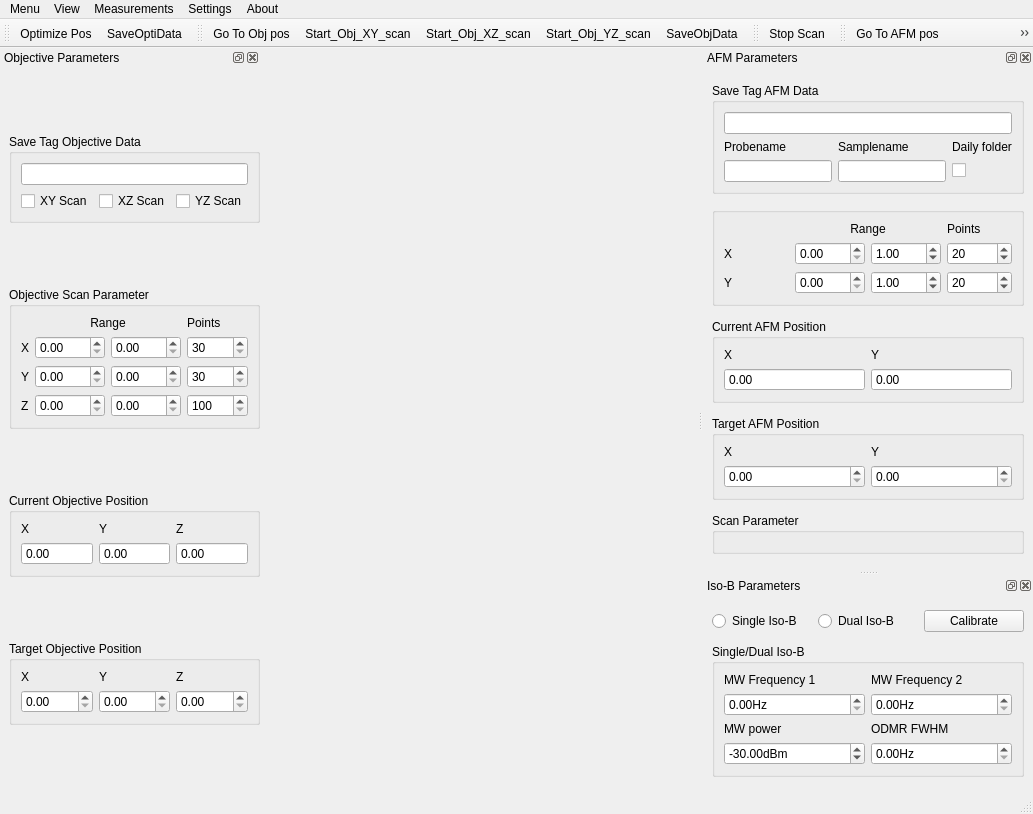
This is gui/ui_qafm_gui.ui in sriharijayaram5/qudi as Qt 5 draws it before an edit. The edited form follows.
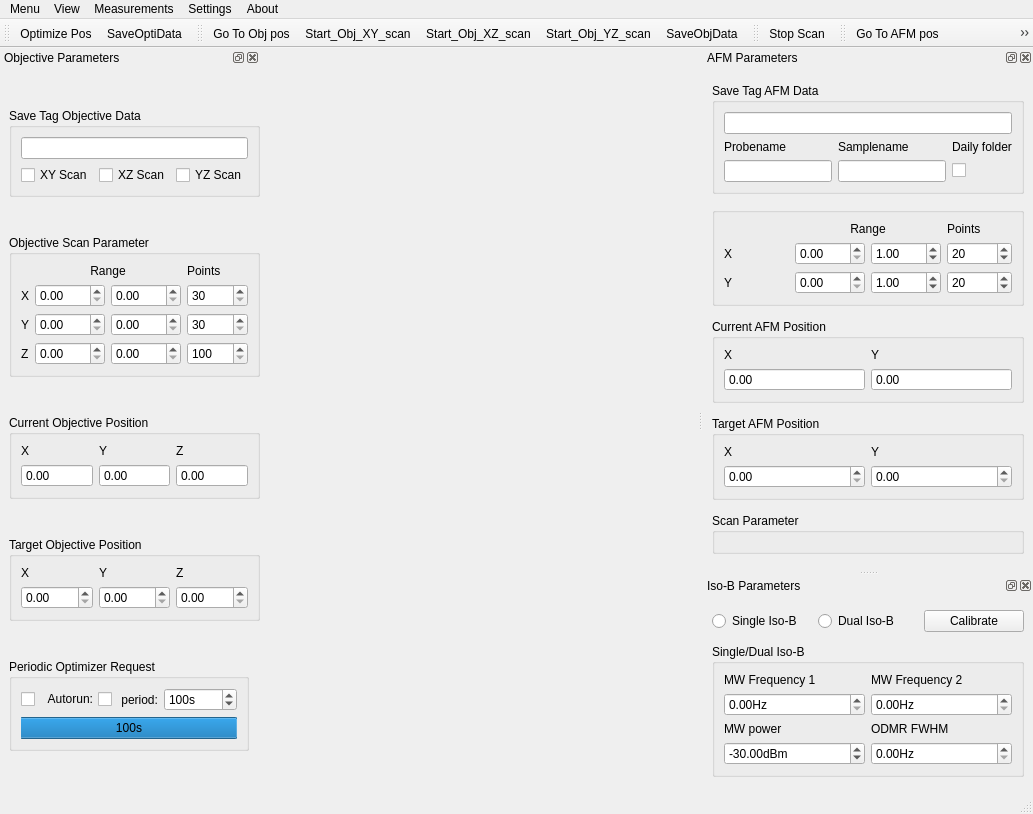
This is the edited form. Icons and pictures are not drawn. Custom widgets are drawn as their Qt base class.

Commit message: WIP: moved periodic optimizer to qafm_gui interface

What changed in the file:
```diff
--- a/gui/ui_qafm_gui.ui
+++ b/gui/ui_qafm_gui.ui
@@ -442,6 +442,95 @@
        </layout>
       </widget>
      </item>
+     <item row="7" column="0">
+      <widget class="QGroupBox" name="groupBox_periodic_optimizer">
+       <property name="sizePolicy">
+        <sizepolicy hsizetype="Preferred" vsizetype="Fixed">
+         <horstretch>0</horstretch>
+         <verstretch>0</verstretch>
+        </sizepolicy>
+       </property>
+       <property name="title">
+        <string>Periodic Optimizer Request</string>
+       </property>
+       <layout class="QGridLayout" name="gridLayout_13">
+        <item row="0" column="0">
+         <widget class="ToggleSwitch" name="optimizer_request_Toggle">
+          <property name="toolTip">
+           <string>&lt;html&gt;&lt;head/&gt;&lt;body&gt;&lt;p&gt;Start/Stop periodic optimization.&lt;/p&gt;&lt;/body&gt;&lt;/html&gt;</string>
+          </property>
+          <property name="FontSize">
+           <number>7</number>
+          </property>
+         </widget>
+        </item>
+        <item row="0" column="1">
+         <widget class="QCheckBox" name="optimizer_request_autorun_CheckBox">
+          <property name="layoutDirection">
+           <enum>Qt::RightToLeft</enum>
+          </property>
+          <property name="toolTip">
+           <string>&lt;html&gt;&lt;head/&gt;&lt;body&gt;&lt;p&gt;Automatically start and stop periodic optimizer when measurement starts or ends.&lt;/p&gt;&lt;/body&gt;&lt;/html&gt;</string>
+          </property>
+          <property name="text">
+           <string>Autorun:</string>
+          </property>
+         </widget>
+        </item>
+        <item row="0" column="2">
+         <widget class="QLabel" name="optimizer_request_period_Label">
+          <property name="toolTip">
+           <string>&lt;html&gt;&lt;head/&gt;&lt;body&gt;&lt;p&gt;Request Optimization after this time has passed.&lt;/p&gt;&lt;/body&gt;&lt;/html&gt;</string>
+          </property>
+          <property name="text">
+           <string> period:</string>
+          </property>
+         </widget>
+        </item>
+        <item row="0" column="3">
+         <widget class="QSpinBox" name="optimizer_request_period_SpinBox">
+          <property name="minimumSize">
+           <size>
+            <width>50</width>
+            <height>0</height>
+           </size>
+          </property>
+          <property name="toolTip">
+           <string>&lt;html&gt;&lt;head/&gt;&lt;body&gt;&lt;p&gt;Request Optimization after this time has passed.&lt;/p&gt;&lt;/body&gt;&lt;/html&gt;</string>
+          </property>
+          <property name="suffix">
+           <string>s</string>
+          </property>
+          <property name="minimum">
+           <number>1</number>
+          </property>
+          <property name="maximum">
+           <number>1000000</number>
+          </property>
+          <property name="value">
+           <number>100</number>
+          </property>
+         </widget>
+        </item>
+        <item row="1" column="0" colspan="4">
+         <widget class="QProgressBar" name="optimizer_request_progress_Bar">
+          <property name="toolTip">
+           <string>&lt;html&gt;&lt;head/&gt;&lt;body&gt;&lt;p&gt;When counter reaches zero, Optimization will be requested.&lt;/p&gt;&lt;/body&gt;&lt;/html&gt;</string>
+          </property>
+          <property name="value">
+           <number>100</number>
+          </property>
+          <property name="invertedAppearance">
+           <bool>true</bool>
+          </property>
+          <property name="format">
+           <string>%vs</string>
+          </property>
+         </widget>
+        </item>
+       </layout>
+      </widget>
+     </item>
     </layout>
    </widget>
   </widget>
@@ -1218,6 +1307,11 @@
    <extends>QSpinBox</extends>
    <header>qtwidgets.scientific_spinbox</header>
   </customwidget>
+  <customwidget>
+   <class>ToggleSwitch</class>
+   <extends>QCheckBox</extends>
+   <header>qtwidgets.toggle_switch</header>
+  </customwidget>
  </customwidgets>
  <tabstops>
   <tabstop>obj_x_min_DSpinBox</tabstop>
```
Left out of the diff: 6 changed lines with no effect on the pictures. The commit also changes 1 other file.
